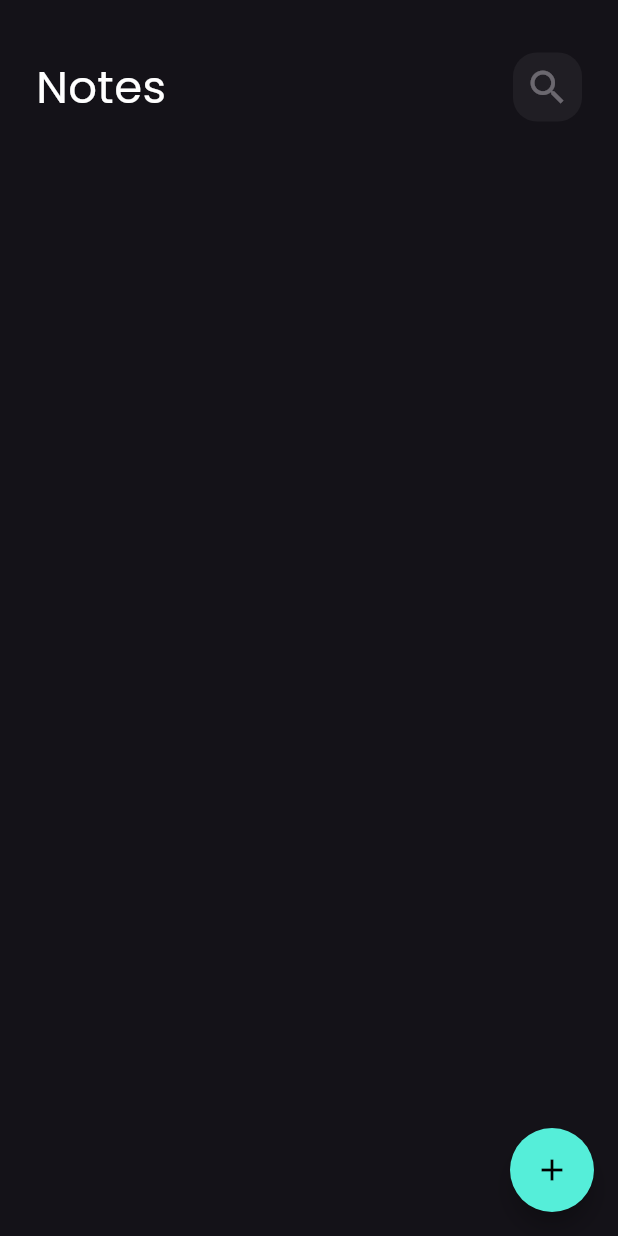
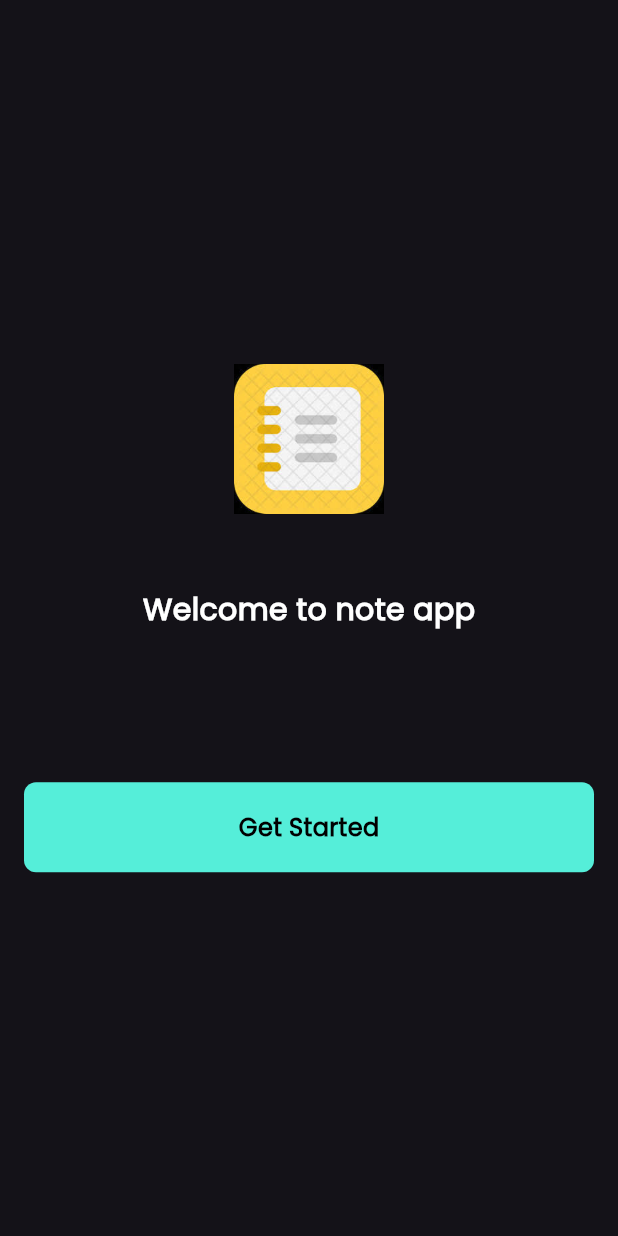
Before and after one commit to IbrahimHosny2002/Notes-App, a Flutter app: the screen it shows after launch, on a phone screen of 412 x 824 dp. Run offline on Flutter 3.47's test engine with Material 3 defaults, Android fonts, the phone set to English and light mode, and no system bars; our stand-ins replace bloc, flutter_bloc, hive, hive_flutter; accounts and stored records are empty.

Commit message:
create home view

```diff
--- a/lib/main.dart
+++ b/lib/main.dart
@@ -5,7 +5,7 @@ import 'package:notes_app/constants.dart';
 import 'package:notes_app/cuibts/notes_cubit/notes_cubit.dart';
 import 'package:notes_app/models/note_model.dart';
 import 'package:notes_app/simple_bloc_observable.dart';
-import 'package:notes_app/views/notes_view.dart';
+import 'package:notes_app/views/home_view.dart';
 
 void main() async {
   await Hive.initFlutter();
@@ -25,7 +25,7 @@ class NotesApp extends StatelessWidget {
       child: MaterialApp(
         debugShowCheckedModeBanner: false,
         theme: ThemeData(brightness: Brightness.dark, fontFamily: 'Poppins'),
-        home: const NotesView(),
+        home: const HomeView(),
       ),
     );
   }
--- /dev/null
+++ b/lib/views/home_view.dart
@@ -0,0 +1,13 @@
+import 'package:flutter/material.dart';
+import 'package:notes_app/views/widgets/home_view_body.dart';
+
+class HomeView extends StatelessWidget {
+  const HomeView({super.key});
+
+  @override
+  Widget build(BuildContext context) {
+    return const Scaffold(
+      body: HomeViewBody(),
+    );
+  }
+}
--- a/lib/views/widgets/add_note_form.dart
+++ b/lib/views/widgets/add_note_form.dart
@@ -56,6 +56,7 @@ class _AddNotesFormState extends State<AddNotesForm> {
           BlocBuilder<AddNotesCubit, AddNotesState>(
             builder: (context, state) {
               return CustomButton(
+                hinText: 'Add',
                 isLoading: state is AddNotesLoading ? true : false,
                 onTap: () {
                   if (formKey.currentState!.validate()) {
--- a/lib/views/widgets/custom_button.dart
+++ b/lib/views/widgets/custom_button.dart
@@ -2,9 +2,14 @@ import 'package:flutter/material.dart';
 import 'package:notes_app/constants.dart';
 
 class CustomButton extends StatelessWidget {
-  const CustomButton({this.isLoading = false, required this.onTap, super.key});
+  const CustomButton(
+      {required this.hinText,
+      this.isLoading = false,
+      required this.onTap,
+      super.key});
   final void Function()? onTap;
   final bool isLoading;
+  final String hinText;
   @override
   Widget build(BuildContext context) {
     return GestureDetector(
@@ -19,9 +24,9 @@ class CustomButton extends StatelessWidget {
                 ? const CircularProgressIndicator(
                     color: Colors.black,
                   )
-                : const Text(
-                    'Add',
-                    style: TextStyle(
+                : Text(
+                    hinText,
+                    style: const TextStyle(
                         fontWeight: FontWeight.bold,
                         color: Colors.black,
                         fontSize: 16),
--- /dev/null
+++ b/lib/views/widgets/home_view_body.dart
@@ -0,0 +1,43 @@
+import 'package:flutter/material.dart';
+import 'package:notes_app/views/notes_view.dart';
+import 'package:notes_app/views/widgets/custom_button.dart';
+
+class HomeViewBody extends StatelessWidget {
+  const HomeViewBody({super.key});
+
+  @override
+  Widget build(BuildContext context) {
+    return Padding(
+      padding: const EdgeInsets.symmetric(horizontal: 16),
+      child: Column(
+        mainAxisAlignment: MainAxisAlignment.center,
+        children: [
+          Center(
+              child: Image.asset(
+            'assets/images/logo.jpg',
+            height: 100,
+          )),
+          const SizedBox(
+            height: 50,
+          ),
+          const Text(
+            'Welcome to note app',
+            style: TextStyle(
+                color: Colors.white, fontWeight: FontWeight.bold, fontSize: 20),
+          ),
+          const SizedBox(
+            height: 100,
+          ),
+          CustomButton(
+            hinText: 'Get Started',
+            onTap: () {
+              Navigator.of(context).push(MaterialPageRoute(builder: (context) {
+                return const NotesView();
+              }));
+            },
+          ),
+        ],
+      ),
+    );
+  }
+}
```
